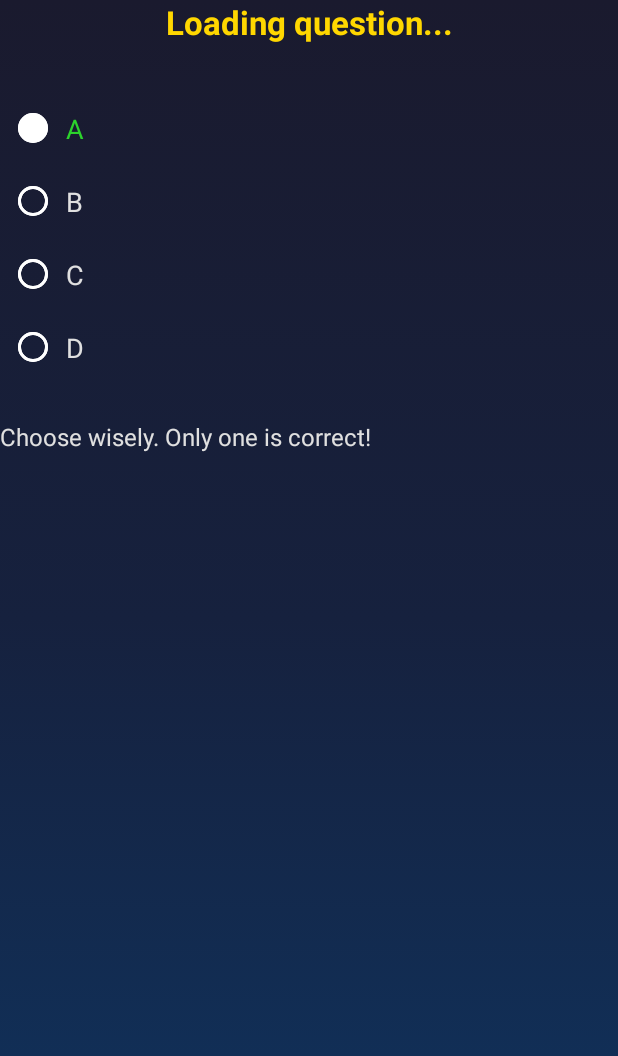
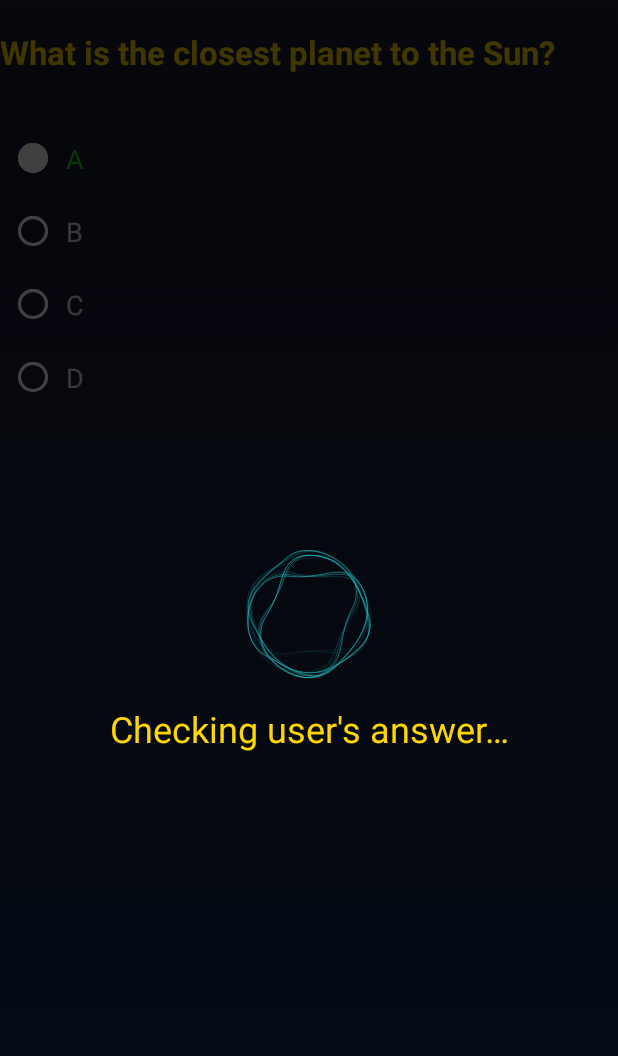
Before and after one commit to MukumovMuhammad/Centauri, an Android app: the TestActivity screen opened directly, with no data from a screen before it, after a tap on an icon or button, on a phone screen of 412 x 824 dp. Shown: the top 1056 px of the screen. Run offline under Robolectric (Android 15) with nearby library versions, the phone set to English and light mode, and no system bars; our stand-ins replace CircleImageView, Firebase (no records; nobody signed in at launch, a user with empty details on screens opened directly); libraries missing offline, so code that uses them is left out: com.google.ai.client; 6 statements that could not run were skipped.

Commit message:
improved AI test activity code and put loading animation

```diff
--- a/app/src/main/java/com/example/centauri/templates/TestActivity.kt
+++ b/app/src/main/java/com/example/centauri/templates/TestActivity.kt
@@ -5,6 +5,7 @@ import android.content.Context
 import android.os.Build
 import android.os.Bundle
 import android.util.Log
+import android.view.View
 import android.view.WindowManager
 import androidx.activity.enableEdgeToEdge
 import androidx.appcompat.app.AppCompatActivity
@@ -48,7 +49,8 @@ class TestActivity : AppCompatActivity() {
         LOADING,
         CHECKING,
         READY,
-        ANSWERED,
+        USERANSWERED,
+        AIFEEDBACK,
         ERROR,
         FINISHED
     }
@@ -119,6 +121,10 @@ class TestActivity : AppCompatActivity() {
     private fun setUpTest(state: testState){
         when (state){
             testState.READY -> {
+                binding.loading.visibility = View.GONE
+                binding.loadingText.visibility = View.GONE
+                binding.darkOverlay.visibility = View.GONE
+
                 binding.questionText.text = theTest.question
                 binding.textOptionA.text = theTest.A
                 binding.textOptionB.text = theTest.B
@@ -127,7 +133,10 @@ class TestActivity : AppCompatActivity() {
             }
             testState.LOADING ->{
                 resetBtns()
-                binding.questionText.text = getString(R.string.loading_question)
+                binding.loading.visibility = View.VISIBLE
+                binding.loadingText.visibility = View.VISIBLE
+                binding.darkOverlay.visibility = View.VISIBLE
+                binding.loadingText.text = getString(R.string.loading_question)
                 binding.textOptionA.text = "A"
                 binding.textOptionB.text = "B"
                 binding.textOptionC.text = "C"
@@ -135,10 +144,19 @@ class TestActivity : AppCompatActivity() {
 
             }
             testState.CHECKING ->{
-                binding.questionText.text = getString(R.string.checking_ai)
+                binding.loading.visibility = View.VISIBLE
+                binding.loadingText.visibility = View.VISIBLE
+                binding.darkOverlay.visibility = View.VISIBLE
+                binding.loadingText.text = getString(R.string.checking_ai)
             }
-            testState.ANSWERED ->{
-
+            testState.USERANSWERED -> {
+                binding.loading.visibility = View.VISIBLE
+                binding.loadingText.visibility = View.VISIBLE
+                binding.darkOverlay.visibility = View.VISIBLE
+                binding.loadingText.text = getString(R.string.checking_asnwer)
+            }
+            testState.AIFEEDBACK ->{
+                binding.darkOverlay.visibility = View.VISIBLE
                 dialog.testResult(wasLastAnswerCorrect,theTest.feedback, object : DialogWindows.DialogCallback{
                     override fun onOkCLicked() {
 
@@ -163,8 +181,9 @@ class TestActivity : AppCompatActivity() {
             }
 
             testState.FINISHED -> {
+                binding.loading.visibility = View.GONE
+                binding.darkOverlay.visibility = View.GONE
                 lifecycleScope.launch {
-
                     var result: String = geminiModel.testResult(this@TestActivity,correctAnswered )
                     withContext(Dispatchers.Main){
                         dialog.testResult(correctAnswered >= 8, result, object : DialogWindows.DialogCallback{
@@ -208,6 +227,7 @@ class TestActivity : AppCompatActivity() {
         userAnswer = selected
         wasLastAnswerCorrect = userAnswer == theTest.answer
         currentTest++;
+        setUpTest(testState.USERANSWERED)
         lifecycleScope.launch {
 //            setUpTest(testState.LOADING)
             theTest = geminiModel.nextTest(this@TestActivity, userAnswer, wasLastAnswerCorrect)
@@ -216,7 +236,7 @@ class TestActivity : AppCompatActivity() {
                     setUpTest(testState.ERROR)
                 }
                 else{
-                    setUpTest(testState.ANSWERED)
+                    setUpTest(testState.AIFEEDBACK)
                 }
             }
 
--- a/app/src/main/res/layout/activity_test.xml
+++ b/app/src/main/res/layout/activity_test.xml
@@ -5,22 +5,31 @@
     android:id="@+id/main"
     android:layout_width="match_parent"
     android:layout_height="match_parent"
-    android:padding="24dp"
     tools:context=".templates.TestActivity"
     android:background="@drawable/dark_gradient"
 
     >
 
+    <LinearLayout
+        android:id="@+id/questions_layout"
+        android:layout_width="wrap_content"
+        android:layout_height="wrap_content"
+        android:orientation="vertical"
+        tools:ignore="MissingConstraints">
+
+
+
     <!-- Question -->
     <TextView
         android:id="@+id/questionText"
-        android:layout_width="0dp"
+        android:layout_width="match_parent"
         android:layout_height="wrap_content"
         android:text="What is the closest planet to the Sun?"
         android:textSize="22sp"
         android:textStyle="bold"
         android:textColor="@color/rv_text_color"
         android:gravity="center"
+        android:layout_marginTop="20dp"
         app:layout_constraintTop_toTopOf="parent"
         app:layout_constraintStart_toStartOf="parent"
         app:layout_constraintEnd_toEndOf="parent"/>
@@ -28,7 +37,7 @@
     <!-- Option List -->
         <LinearLayout
         android:id="@+id/optionsLayout"
-        android:layout_width="0dp"
+        android:layout_width="match_parent"
         android:layout_height="wrap_content"
         android:orientation="vertical"
         android:layout_marginTop="32dp"
@@ -146,19 +155,39 @@
 
 
         </LinearLayout>
+    </LinearLayout>
 
-    <!-- Explanation -->
+    <View
+        android:id="@+id/darkOverlay"
+        android:layout_width="match_parent"
+        android:layout_height="match_parent"
+        android:background="#BF000000" />
+
+
+    <com.airbnb.lottie.LottieAnimationView
+        android:id="@+id/loading"
+        android:layout_width="100dp"
+        android:layout_height="100dp"
+        app:layout_constraintTop_toTopOf="parent"
+        app:layout_constraintBottom_toBottomOf="parent"
+        app:layout_constraintStart_toStartOf="parent"
+        app:layout_constraintEnd_toEndOf="parent"
+        android:layout_gravity="center"
+        app:lottie_rawRes="@raw/loading_turquoise"
+        app:lottie_autoPlay="true"
+        app:lottie_loop="true"
+        android:layout_marginBottom="5dp"/>
+
     <TextView
-        android:id="@+id/explanationText"
-        android:layout_width="0dp"
+        android:id="@+id/loading_text"
+        android:layout_width="match_parent"
         android:layout_height="wrap_content"
-        android:text="Choose wisely. Only one is correct!"
-        android:textSize="16sp"
-        android:textColor="@color/starry_white"
-        android:layout_marginTop="24dp"
-        app:layout_constraintTop_toBottomOf="@id/optionsLayout"
-        app:layout_constraintStart_toStartOf="parent"
-        app:layout_constraintEnd_toEndOf="parent"/>
+        app:layout_constraintTop_toBottomOf="@id/loading"
+        android:layout_margin="10dp"
+        android:textColor="@color/rv_text_color"
+        android:textAlignment="center"
+        android:textSize="24sp"
+        />
 
 
     <!-- Next Button -->
--- a/app/src/main/res/values/strings.xml
+++ b/app/src/main/res/values/strings.xml
@@ -52,9 +52,10 @@
     <string name="sth_went_wrong">Something went wrong</string>
 
     <!-- Lesson Messages   -->
-    <string name="loading_question">Loading question...</string>
-    <string name="checking_ai">Checking is AI working...</string>
-    <string name="ai_not_working">Sorry the AI assistence is not working Try later</string>
+    <string name="loading_question">Loading question…</string>
+    <string name="checking_ai">Checking is AI working…</string>
+    <string name="ai_not_working">Sorry the AI assistance is not working Try later</string>
+    <string name="checking_asnwer">Checking user\'s answer…</string>
 
 
     <!--//////////    The lesson structure ////////// -->
```
Also changed, not shown: 2 other files. Lines whose indentation alone changed are shown as unchanged.
